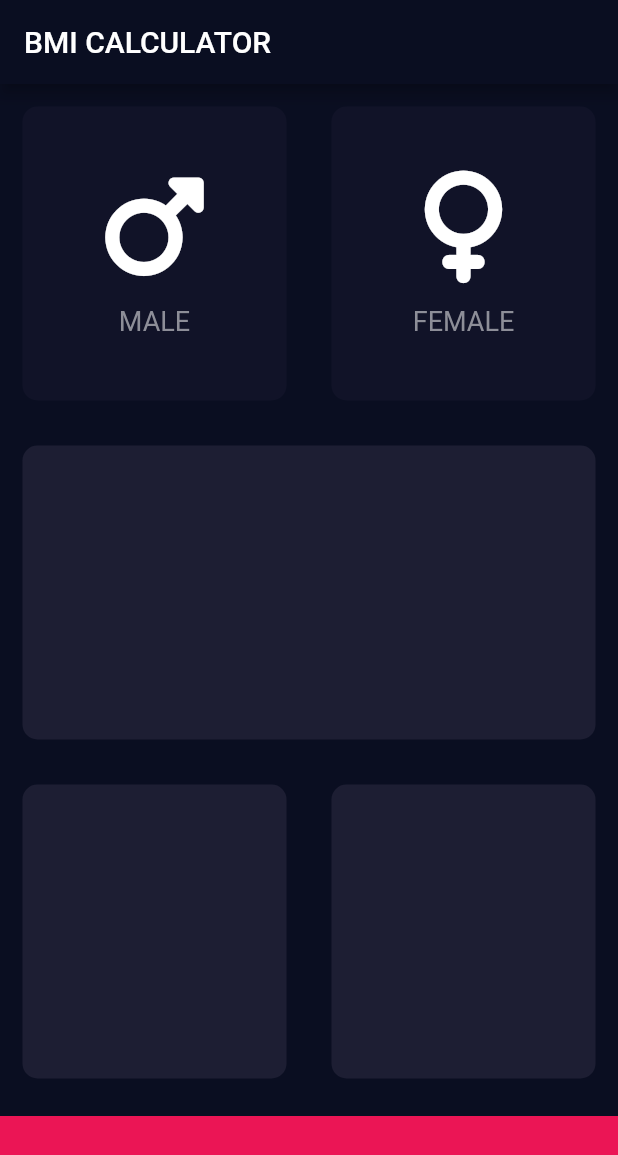
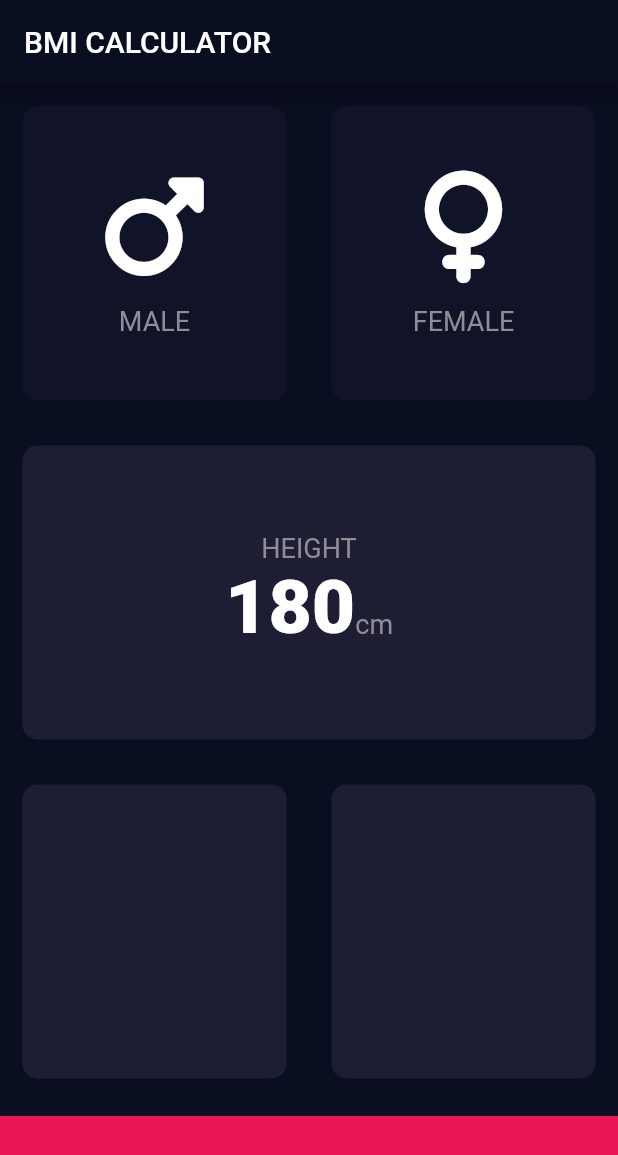
Before and after one commit to saubhagyap/BmiCalculator, a Flutter app: the screen it shows after launch, on a phone screen of 412 x 824 dp. Shown: the top 1155 px of the screen. Run offline on Flutter 3.47's test engine with Material 2 defaults, Android fonts, the phone set to English and light mode, and no system bars; our stand-ins replace font_awesome_flutter.

Commit message:
updated work

```diff
--- /dev/null
+++ b/lib/constants.dart
@@ -0,0 +1,16 @@
+import 'package:flutter/material.dart';
+
+const kBottomContainerHeight = 80.0;
+const kActiveCardColor = Color(0xFF1D1E33);
+const kInactiveCardColor = Color(0xFF111328);
+const kBottimContainerColor = Color(0xFFEB1555);
+
+const kLableTextStyle = TextStyle(
+  fontSize: 18.0,
+  color: Color(0xFF8D8E98),
+);
+
+const kNumberTextStyle = TextStyle(
+  fontSize: 50.0,
+  fontWeight: FontWeight.w900,
+);
--- a/lib/icon_content.dart
+++ b/lib/icon_content.dart
@@ -1,9 +1,5 @@
 import 'package:flutter/material.dart';
-
-const lableTextStyle = TextStyle(
-  fontSize: 18.0,
-  color: Color(0xFF8D8E98),
-);
+import 'constants.dart';
 
 class IconContent extends StatelessWidget {
   const IconContent({required this.icon, required this.lable});
@@ -23,7 +19,7 @@ class IconContent extends StatelessWidget {
         SizedBox(
           height: 15.0,
         ),
-        Text(lable, style: lableTextStyle),
+        Text(lable, style: kLableTextStyle),
       ],
     );
   }
--- a/lib/input_page.dart
+++ b/lib/input_page.dart
@@ -2,11 +2,7 @@ import 'package:flutter/material.dart';
 import 'package:font_awesome_flutter/font_awesome_flutter.dart';
 import 'icon_content.dart';
 import 'reusable_card.dart';
-
-const bottomContainerHeight = 80.0;
-const activeCardColor = Color(0xFF1D1E33);
-const inactiveCardColor = Color(0xFF111328);
-const bottimContainerColor = Color(0xFFEB1555);
+import 'constants.dart';
 
 enum Gender {
   male,
@@ -31,6 +27,7 @@ class _InputPageState extends State<InputPage> {
         backgroundColor: const Color(0xFF0A0E21),
       ),
       body: Column(
+        crossAxisAlignment: CrossAxisAlignment.stretch,
         children: [
           Expanded(
               child: Row(
@@ -43,8 +40,8 @@ class _InputPageState extends State<InputPage> {
                     });
                   },
                   colour: selectedGender == Gender.male
-                      ? activeCardColor
-                      : inactiveCardColor,
+                      ? kActiveCardColor
+                      : kInactiveCardColor,
                   cardChild: const IconContent(
                     icon: FontAwesomeIcons.mars,
                     lable: 'MALE',
@@ -59,8 +56,8 @@ class _InputPageState extends State<InputPage> {
                   });
                 },
                 colour: selectedGender == Gender.female
-                    ? activeCardColor
-                    : inactiveCardColor,
+                    ? kActiveCardColor
+                    : kInactiveCardColor,
                 cardChild: IconContent(
                   icon: FontAwesomeIcons.venus,
                   lable: 'FEMALE',
@@ -70,25 +67,46 @@ class _InputPageState extends State<InputPage> {
           )),
           Expanded(
             child: ReusableCard(
-              colour: activeCardColor,
+              colour: kActiveCardColor,
+              cardChild: Column(
+                mainAxisAlignment: MainAxisAlignment.center,
+                children: [
+                  Text(
+                    'HEIGHT',
+                    style: kLableTextStyle,
+                  ),
+                  Row(
+                    mainAxisAlignment: MainAxisAlignment.center,
+                    crossAxisAlignment: CrossAxisAlignment.baseline,
+                    textBaseline: TextBaseline.alphabetic,
+                    children: [
+                      Text('180', style: kNumberTextStyle),
+                      Text(
+                        'cm',
+                        style: kLableTextStyle,
+                      )
+                    ],
+                  )
+                ],
+              ),
             ),
           ),
           Expanded(
               child: Row(
             children: [
-              Expanded(child: ReusableCard(colour: activeCardColor)),
+              Expanded(child: ReusableCard(colour: kActiveCardColor)),
               Expanded(
                 child: ReusableCard(
-                  colour: activeCardColor,
+                  colour: kActiveCardColor,
                 ),
               ),
             ],
           )),
           Container(
-            color: bottimContainerColor,
+            color: kBottimContainerColor,
             margin: EdgeInsets.only(top: 10),
             width: double.infinity,
-            height: bottomContainerHeight,
+            height: kBottomContainerHeight,
           )
         ],
       ),
--- a/lib/reusable_card.dart
+++ b/lib/reusable_card.dart
@@ -5,7 +5,7 @@ class ReusableCard extends StatelessWidget {
 
   final Color colour;
   final Widget? cardChild;
-  final onPress;
+  final Function()? onPress;
 
   @override
   Widget build(BuildContext context) {
```
